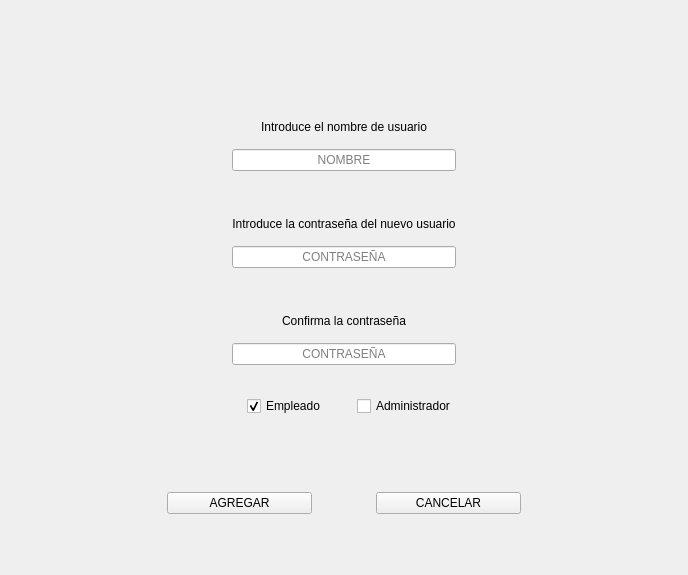
First picture: the form in Agregar_Usuario.ui, repository Matapuercos666/OPTICA, before the edit.
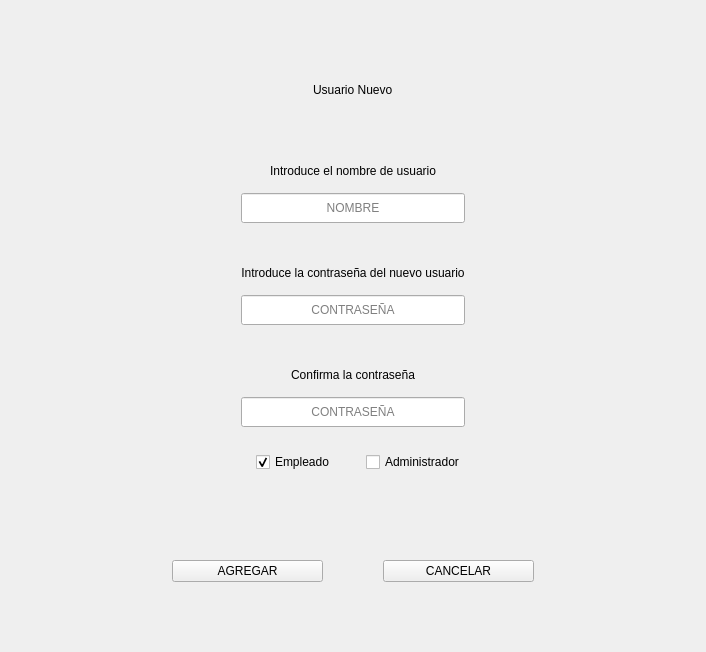
Second picture: the form after the edit. Icons and pictures are not drawn.

What changed in the file:
```diff
--- a/Agregar_Usuario.ui
+++ b/Agregar_Usuario.ui
@@ -6,8 +6,8 @@
    <rect>
     <x>0</x>
     <y>0</y>
-    <width>688</width>
-    <height>575</height>
+    <width>706</width>
+    <height>652</height>
    </rect>
   </property>
   <property name="cursor">
@@ -31,15 +31,58 @@
      <property name="bottomMargin">
       <number>40</number>
      </property>
+     <property name="verticalSpacing">
+      <number>15</number>
+     </property>
      <item row="1" column="0">
-      <layout class="QGridLayout" name="gridLayout_5">
+      <layout class="QGridLayout" name="gridLayout_5" columnstretch="3,7,3">
        <property name="verticalSpacing">
         <number>15</number>
        </property>
-       <item row="0" column="0">
+       <item row="4" column="1">
+        <widget class="QLabel" name="Titulo3">
+         <property name="text">
+          <string>Usuario Nuevo</string>
+         </property>
+        </widget>
+       </item>
+       <item row="5" column="1">
+        <widget class="QLabel" name="UsuarioActual">
+         <property name="text">
+          <string/>
+         </property>
+        </widget>
+       </item>
+       <item row="4" column="2">
+        <spacer name="horizontalSpacer_7">
+         <property name="orientation">
+          <enum>Qt::Orientation::Horizontal</enum>
+         </property>
+         <property name="sizeHint" stdset="0">
+          <size>
+           <width>40</width>
+           <height>20</height>
+          </size>
+         </property>
+        </spacer>
+       </item>
+       <item row="4" column="0">
+        <spacer name="horizontalSpacer_6">
+         <property name="orientation">
+          <enum>Qt::Orientation::Horizontal</enum>
+         </property>
+         <property name="sizeHint" stdset="0">
+          <size>
+           <width>40</width>
+           <height>20</height>
+          </size>
+         </property>
+        </spacer>
+       </item>
+       <item row="3" column="1">
         <widget class="QLabel" name="label">
          <property name="sizePolicy">
-          <sizepolicy hsizetype="Preferred" vsizetype="Preferred">
+          <sizepolicy hsizetype="Maximum" vsizetype="Maximum">
            <horstretch>0</horstretch>
            <verstretch>0</verstretch>
           </sizepolicy>
@@ -50,6 +93,12 @@
            <height>50</height>
           </size>
          </property>
+         <property name="layoutDirection">
+          <enum>Qt::LayoutDirection::LeftToRight</enum>
+         </property>
+         <property name="autoFillBackground">
+          <bool>false</bool>
+         </property>
          <property name="text">
           <string/>
          </property>
@@ -59,12 +108,14 @@
          <property name="scaledContents">
           <bool>true</bool>
          </property>
-        </widget>
-       </item>
-       <item row="1" column="0">
-        <widget class="QLabel" name="UsuarioActual">
-         <property name="text">
-          <string/>
+         <property name="alignment">
+          <set>Qt::AlignmentFlag::AlignCenter</set>
+         </property>
+         <property name="wordWrap">
+          <bool>false</bool>
+         </property>
+         <property name="indent">
+          <number>0</number>
          </property>
         </widget>
        </item>
@@ -151,6 +202,12 @@
          </property>
          <item row="1" column="1">
           <widget class="QLineEdit" name="PASSWORD1">
+           <property name="minimumSize">
+            <size>
+             <width>0</width>
+             <height>30</height>
+            </size>
+           </property>
            <property name="inputMethodHints">
             <set>Qt::InputMethodHint::ImhHiddenText|Qt::InputMethodHint::ImhNoAutoUppercase|Qt::InputMethodHint::ImhNoPredictiveText|Qt::InputMethodHint::ImhSensitiveData</set>
            </property>
@@ -226,6 +283,12 @@
          </property>
          <item row="2" column="1">
           <widget class="QLineEdit" name="PASSWORD2">
+           <property name="minimumSize">
+            <size>
+             <width>0</width>
+             <height>30</height>
+            </size>
+           </property>
            <property name="inputMethodHints">
             <set>Qt::InputMethodHint::ImhHiddenText|Qt::InputMethodHint::ImhNoAutoUppercase|Qt::InputMethodHint::ImhNoPredictiveText|Qt::InputMethodHint::ImhSensitiveData</set>
            </property>
@@ -343,6 +406,12 @@
          </item>
          <item row="2" column="1">
           <widget class="QLineEdit" name="USUARIO">
+           <property name="minimumSize">
+            <size>
+             <width>0</width>
+             <height>30</height>
+            </size>
+           </property>
            <property name="inputMethodHints">
             <set>Qt::InputMethodHint::ImhHiddenText|Qt::InputMethodHint::ImhNoAutoUppercase|Qt::InputMethodHint::ImhNoPredictiveText|Qt::InputMethodHint::ImhSensitiveData</set>
            </property>
```
Left out of the diff: 24 changed lines with no effect on the pictures.
